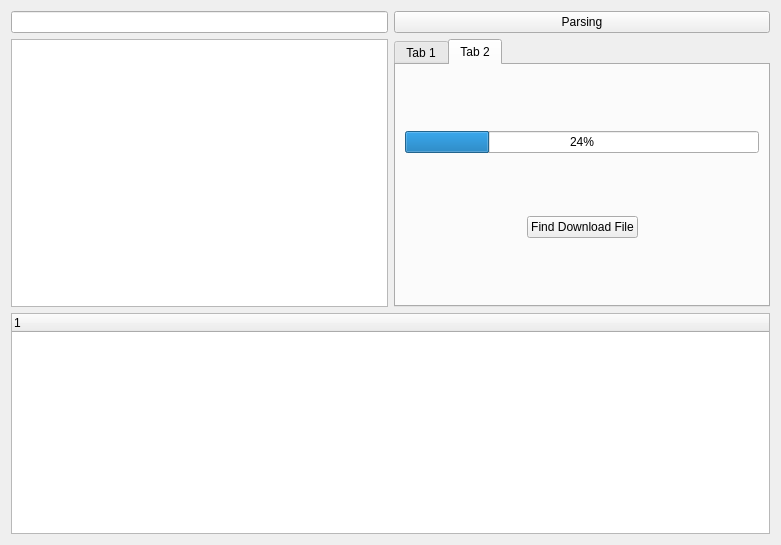
Jyeong2c/TeamProject, file JsonParsingWidget/widget.ui: the form before one commit.
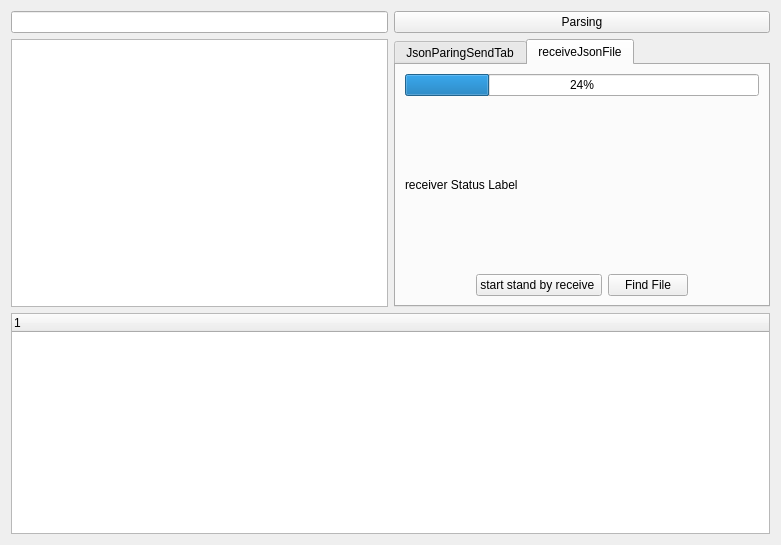
The form after the commit.

Patch:
```diff
--- a/JsonParsingWidget/widget.ui
+++ b/JsonParsingWidget/widget.ui
@@ -32,9 +32,12 @@
      <property name="currentIndex">
       <number>1</number>
      </property>
+     <property name="tabBarAutoHide">
+      <bool>false</bool>
+     </property>
      <widget class="QWidget" name="tab">
       <attribute name="title">
-       <string>Tab 1</string>
+       <string>JsonParingSendTab</string>
       </attribute>
       <layout class="QGridLayout" name="gridLayout">
        <item row="0" column="0" colspan="3">
@@ -77,48 +80,66 @@
      </widget>
      <widget class="QWidget" name="tab_2">
       <attribute name="title">
-       <string>Tab 2</string>
+       <string>receiveJsonFile</string>
       </attribute>
-      <layout class="QGridLayout" name="gridLayout_2">
-       <item row="1" column="2">
-        <spacer name="horizontalSpacer_4">
-         <property name="orientation">
-          <enum>Qt::Horizontal</enum>
-         </property>
-         <property name="sizeHint" stdset="0">
-          <size>
-           <width>93</width>
-           <height>20</height>
-          </size>
-         </property>
-        </spacer>
-       </item>
-       <item row="1" column="1">
-        <widget class="QPushButton" name="pushButton">
-         <property name="text">
-          <string>Find Download File</string>
-         </property>
-        </widget>
-       </item>
-       <item row="0" column="0" colspan="3">
-        <widget class="QProgressBar" name="progressBar">
+      <layout class="QVBoxLayout" name="verticalLayout">
+       <item>
+        <widget class="QProgressBar" name="receiverProgress">
          <property name="value">
           <number>24</number>
          </property>
         </widget>
        </item>
-       <item row="1" column="0">
-        <spacer name="horizontalSpacer_3">
-         <property name="orientation">
-          <enum>Qt::Horizontal</enum>
+       <item>
+        <widget class="QLabel" name="recevierStatusLabel">
+         <property name="text">
+          <string>receiver Status Label</string>
          </property>
-         <property name="sizeHint" stdset="0">
-          <size>
-           <width>94</width>
-           <height>20</height>
-          </size>
-         </property>
-        </spacer>
+        </widget>
+       </item>
+       <item>
+        <layout class="QHBoxLayout" name="horizontalLayout">
+         <item>
+          <spacer name="horizontalSpacer_3">
+           <property name="orientation">
+            <enum>Qt::Horizontal</enum>
+           </property>
+           <property name="sizeHint" stdset="0">
+            <size>
+             <width>48</width>
+             <height>20</height>
+            </size>
+           </property>
+          </spacer>
+         </item>
+         <item>
+          <widget class="QPushButton" name="standByReceiveButton">
+           <property name="text">
+            <string>start stand by receive </string>
+           </property>
+          </widget>
+         </item>
+         <item>
+          <widget class="QPushButton" name="findFilebutton">
+           <property name="text">
+            <string>Find File</string>
+           </property>
+          </widget>
+         </item>
+         <item>
+          <spacer name="horizontalSpacer_4">
+           <property name="orientation">
+            <enum>Qt::Horizontal</enum>
+           </property>
+           <property name="sizeHint" stdset="0">
+            <size>
+             <width>28</width>
+             <height>20</height>
+            </size>
+           </property>
+          </spacer>
+         </item>
+        </layout>
        </item>
       </layout>
      </widget>
```
